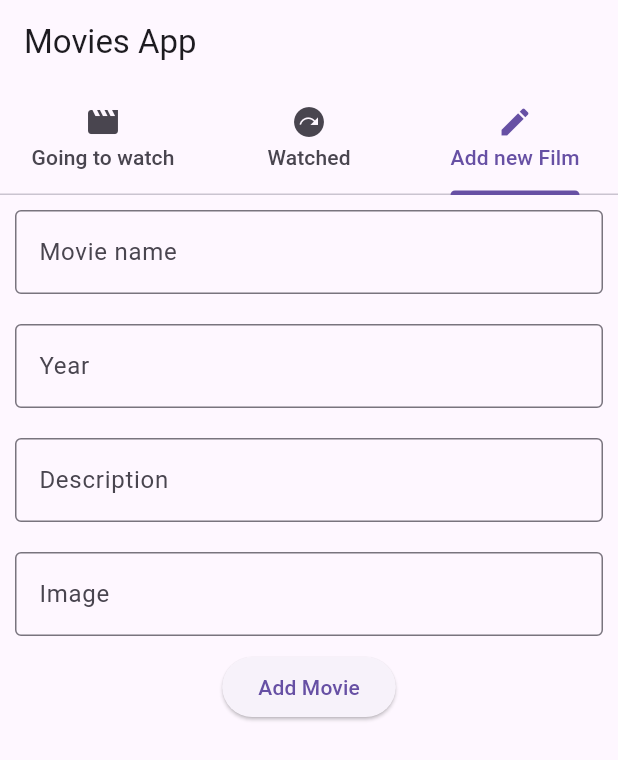
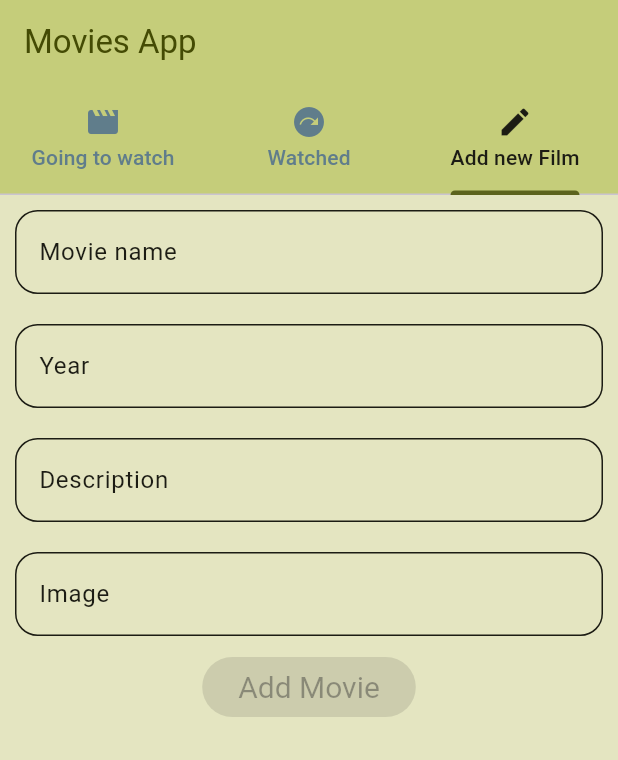
Before and after one commit to Flutter007/hw45, a Flutter app: the screen it shows after launch, tab 3 chosen, on a phone screen of 412 x 824 dp. Shown: the top 760 px of the screen. Run offline on Flutter 3.47's test engine with Material 3 defaults, Android fonts, the phone set to English and light mode, and no system bars; network calls fail.

Commit message:
Final version of App.Added LightTheme ,Refactored some repeated Functions,redesign Movie Card and Movie Info Screen,changed Logic of Watched and Not Watched films,changed Images settings,

```diff
--- a/lib/data/movies_data.dart
+++ b/lib/data/movies_data.dart
@@ -3,7 +3,8 @@ import '../models/movie.dart';
 final moviesData = [
   Movie(
     title: 'The Shawshank Redemption',
-    image: 'https://goo.su/8sgTFU',
+    image:
+        'https://avatars.mds.yandex.net/get-kinopoisk-image/1599028/0b76b2a2-d1c7-4f04-a284-80ff7bb709a4/600x900',
     year: '1994',
     description:
         'A banker convicted of uxoricide forms a friendship over a quarter century with a hardened convict, while maintaining his innocence and trying to remain hopeful through simple compassion.',
@@ -12,18 +13,20 @@ final moviesData = [
     title: '1+1',
     image: 'https://goo.su/aY4Cw',
     year: '2011',
-    description: 'Very good movie',
+    description: 'Very good movie with Happy End!',
   ),
   Movie(
     title: 'The Godfather',
-    image: 'https://goo.su/Ystw',
+    image:
+        'https://sun9-79.userapi.com/impf/c623323/v623323602/52f44/4YxO9enwPzs.jpg?size=604x339&quality=96&sign=e39dccb4c2b0bb34ed993f86fd8441e0&type=album',
     year: '1972',
     description:
         'The aging patriarch of an organized crime dynasty transfers control of his clandestine empire to his reluctant son.',
   ),
   Movie(
     title: 'Groundhog Day',
-    image: 'https://goo.su/3jFdXnn',
+    image:
+        'https://encrypted-tbn0.gstatic.com/images?q=tbn:ANd9GcRtpE8QCaUu-G2nSd0qk-JyFA1tv3vTDGKZ-w&s',
     year: '1993',
     description:
         'Bill Murray is at the height of his (eventually) lovable schmuck powers as narcissistic weatherman Phil Connors.',
@@ -32,18 +35,22 @@ final moviesData = [
   ),
   Movie(
     title: 'Paddington 2',
-    image: 'https://goo.su/qDQNHZR',
+    image:
+        'https://m.media-amazon.com/images/M/MV5BNTk1YzlhMTUtZmU5MC00NmRmLTlkZjItYzQ0NTY4Y2NiNzc4XkEyXkFqcGc@._V1_FMjpg_UX1000_.jpg',
     year: '2017',
     description:
         'When the first Paddington was on the way, early trailers didnt look entirely promising',
     isWatched: true,
+    rating: 5,
   ),
   Movie(
     title: 'Amélie',
-    image: 'https://surl.li/pkuzak',
+    image:
+        'https://m.media-amazon.com/images/M/MV5BOTNmYzY0MWQtZGZmNy00Y2Y4LWFmMDQtMTZjYTdiYzEwZGQ2XkEyXkFqcGc@._V1_.jpg',
     year: '2001',
     description:
         'Sure, a cynic could read the film as the story of Audrey Tautous monomaniacal title characters relentless, somewhat stalkerish pursuit of the hapless Nino',
     isWatched: true,
+    rating: 4,
   ),
 ];
--- a/lib/main.dart
+++ b/lib/main.dart
@@ -1,6 +1,7 @@
 import 'package:flutter/material.dart';
 import 'package:hw45/hw45.dart';
+import 'package:hw45/theme/light_theme.dart';
 
 void main() {
-  runApp(MaterialApp(home: Hw45()));
+  runApp(MaterialApp(theme: lightTheme, home: Hw45()));
 }
--- a/lib/screens/movie_form_screen.dart
+++ b/lib/screens/movie_form_screen.dart
@@ -1,7 +1,7 @@
 import 'package:flutter/material.dart';
 import 'package:hw45/models/movie.dart';
 import '../data/movies_data.dart';
-import '../widgets/custom_textfield.dart';
+import '../widgets/custom_text_field.dart';
 
 class MovieForm extends StatefulWidget {
   const MovieForm({super.key});
@@ -15,11 +15,25 @@ class _MovieFormState extends State<MovieForm> {
   var movieYearController = TextEditingController();
   var movieDescriptionController = TextEditingController();
   var movieImageController = TextEditingController();
+  bool isCorrectFilled = false;
 
   void addNewMovie(Movie newMovie) {
     setState(() {
       moviesData.add(newMovie);
     });
+  }
+
+  void validForm() {
+    final isFilled =
+        movieNameController.text.isNotEmpty &&
+        movieYearController.text.isNotEmpty &&
+        movieDescriptionController.text.isNotEmpty &&
+        movieImageController.text.isNotEmpty;
+    if (isCorrectFilled != isFilled) {
+      setState(() {
+        isCorrectFilled = isFilled;
+      });
+    }
   }
 
   void addMovie() {
@@ -30,6 +44,7 @@ class _MovieFormState extends State<MovieForm> {
       description: movieDescriptionController.text,
     );
     addNewMovie(newMovie);
+    isCorrectFilled = false;
     movieDescriptionController.clear();
     movieImageController.clear();
     movieNameController.clear();
@@ -37,18 +52,43 @@ class _MovieFormState extends State<MovieForm> {
   }
 
   @override
+  void dispose() {
+    movieNameController.dispose();
+    movieYearController.dispose();
+    movieDescriptionController.dispose();
+    movieImageController.dispose();
+    super.dispose();
+  }
+
+  @override
   Widget build(BuildContext context) {
     return SafeArea(
       child: Column(
         children: [
-          CustomTextField(controller: movieNameController, label: 'Movie name'),
-          CustomTextField(controller: movieYearController, label: 'Year'),
+          CustomTextField(
+            controller: movieNameController,
+            label: 'Movie name',
+            onChanged: (value) => validForm(),
+          ),
+          CustomTextField(
+            controller: movieYearController,
+            label: 'Year',
+            onChanged: (value) => validForm(),
+          ),
           CustomTextField(
             controller: movieDescriptionController,
             label: 'Description',
+            onChanged: (value) => validForm(),
           ),
-          CustomTextField(controller: movieImageController, label: 'Image'),
-          ElevatedButton(onPressed: addMovie, child: Text('Add Movie')),
+          CustomTextField(
+            controller: movieImageController,
+            label: 'Image',
+            onChanged: (value) => validForm(),
+          ),
+          ElevatedButton(
+            onPressed: isCorrectFilled ? addMovie : null,
+            child: Text('Add Movie'),
+          ),
         ],
       ),
     );
--- a/lib/widgets/custom_textfield.dart
+++ b/lib/widgets/custom_text_field.dart
@@ -3,10 +3,12 @@ import 'package:flutter/material.dart';
 class CustomTextField extends StatelessWidget {
   final TextEditingController controller;
   final String label;
+  final void Function(String) onChanged;
   const CustomTextField({
     super.key,
     required this.controller,
     required this.label,
+    required this.onChanged,
   });
 
   @override
@@ -18,7 +20,7 @@ class CustomTextField extends StatelessWidget {
           border: OutlineInputBorder(),
           label: Text(label),
         ),
-
+        onChanged: onChanged,
         controller: controller,
         autocorrect: true,
         enableSuggestions: true,
--- a/lib/widgets/custom_tile.dart
+++ b/lib/widgets/custom_tile.dart
@@ -9,10 +9,10 @@ class CustomTile extends StatelessWidget {
   Widget build(BuildContext context) {
     final theme = Theme.of(context);
     return Padding(
-      padding: EdgeInsets.all(10),
+      padding: EdgeInsets.all(4),
       child: ListTile(
-        title: Text(title, style: theme.textTheme.titleMedium),
-        subtitle: Text(subtitle, style: theme.textTheme.bodyMedium),
+        title: Text(title, style: theme.textTheme.titleLarge),
+        subtitle: Text(subtitle, style: theme.textTheme.titleSmall),
       ),
     );
   }
```
Also changed, not shown: lib/screens/going_to_watch_screen.dart (+6 -18 lines), lib/screens/movie_info_screen.dart (+14 -10 lines), lib/screens/watched_movies_screen.dart (+16 -1 lines), lib/theme/light_theme.dart (added, +40 -0 lines), lib/widgets/film_rating.dart (added, +25 -0 lines), lib/widgets/grid_movie_builder.dart (+16 -20 lines), lib/widgets/movie_card.dart (+16 -13 lines), lib/widgets/rating_button.dart (+6 -3 lines).
